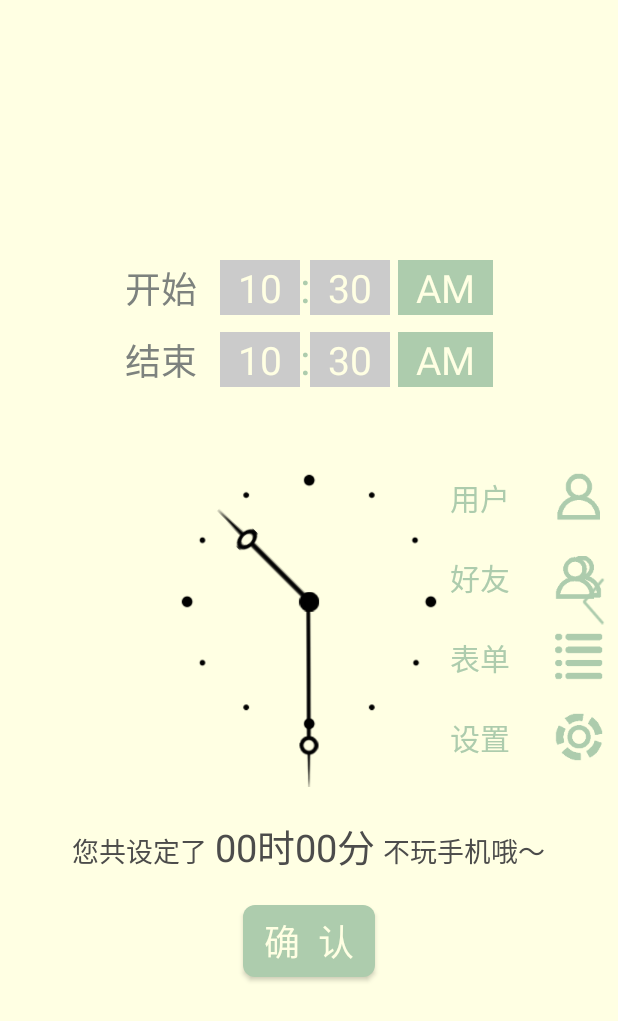
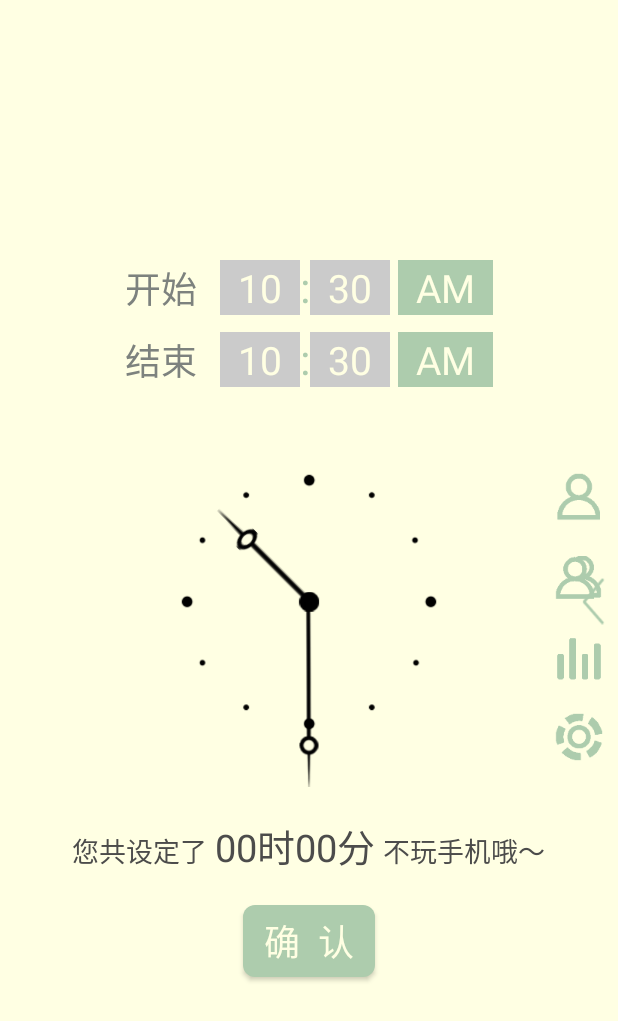
Before and after one commit to YieldNull/Timeby, an Android app: the screen it shows after launch (MainActivity), with the side drawer open, on a phone screen of 412 x 824 dp. Shown: the top 1021 px of the screen. Run offline under Robolectric (Android 15) with nearby library versions, the phone set to English and light mode, and no system bars.

Commit message:
fix bug on drawerLayout

```diff
--- a/app/src/main/java/com/nectar/timeby/gui/MainActivity.java
+++ b/app/src/main/java/com/nectar/timeby/gui/MainActivity.java
@@ -1,10 +1,10 @@
 package com.nectar.timeby.gui;
 
+import android.app.Fragment;
+import android.app.FragmentManager;
+import android.app.FragmentTransaction;
 import android.content.Intent;
 import android.graphics.Color;
-import android.support.v4.app.Fragment;
-import android.support.v4.app.FragmentManager;
-import android.support.v4.app.FragmentTransaction;
 import android.os.Bundle;
 import android.support.v4.widget.DrawerLayout;
 import android.support.v4.widget.ViewDragHelper;
@@ -12,8 +12,6 @@ import android.support.v7.app.AppCompatActivity;
 import android.util.Log;
 import android.view.Gravity;
 import android.view.View;
-import android.view.Window;
-
 import com.nectar.timeby.R;
 import com.nectar.timeby.gui.fragment.DrawerFragment;
 import com.nectar.timeby.gui.fragment.LoginFragment;
@@ -46,6 +44,9 @@ public class MainActivity extends AppCompatActivity
 
         mDrawerLayout = (DrawerLayout) findViewById(R.id.drawer_layout);
 
+        Log.i(TAG, "Main Activity Create");
+        Log.i(TAG, "trying to start notify service");
+
         //开启Service
         Intent theIntent = new Intent(this, NotifyService.class);
         theIntent.addFlags(Intent.FLAG_ACTIVITY_NEW_TASK);
@@ -59,19 +60,27 @@ public class MainActivity extends AppCompatActivity
         //将Fragment栈弹栈，到栈底之后结束Activity
         int count = mFragmentManager.getBackStackEntryCount();
         Log.i(TAG, count + "");
+
         if (count == 1) {
             finish();
+            return;
         } else {
             mFragmentManager.popBackStack();
-            try {
-                mDrawerStatusChangedListener = (OnDrawerStatusChangedListener)
-                        mFragmentManager.getBackStackEntryAt(count - 1);
-            } catch (ClassCastException e) {
-                mDrawerStatusChangedListener = null;
-            }
         }
+
+        String fragmentTag = mFragmentManager.getBackStackEntryAt(
+                count - 2).getName();
+        try {
+            mDrawerStatusChangedListener = (OnDrawerStatusChangedListener) mFragmentManager
+                    .findFragmentByTag(fragmentTag);
+        } catch (ClassCastException e) {
+            mDrawerStatusChangedListener = null;
+        }
+
+        Log.i(TAG, "" + (mDrawerStatusChangedListener == null));
+        if (mDrawerStatusChangedListener != null)
+            mDrawerStatusChangedListener.onDrawerClosed();
     }
-
 
     /**
      * 初始化抽屉
@@ -144,7 +153,7 @@ public class MainActivity extends AppCompatActivity
         }
 
         String backStackName = fragment.getClass().getName();
-        mFragmentManager = getSupportFragmentManager();
+        mFragmentManager = getFragmentManager();
         boolean fragmentPopped = mFragmentManager.popBackStackImmediate(backStackName, 0);
         if (!fragmentPopped) {
             FragmentTransaction transaction = mFragmentManager.beginTransaction();
--- a/app/src/main/java/com/nectar/timeby/gui/fragment/DrawerFragment.java
+++ b/app/src/main/java/com/nectar/timeby/gui/fragment/DrawerFragment.java
@@ -101,10 +101,10 @@ public class DrawerFragment extends Fragment {
 
     public List<DrawerListItem> initListView() {
         List<DrawerListItem> itemList = new ArrayList<DrawerListItem>();
-        DrawerListItem item1 = new DrawerListItem(R.drawable.icn_drawer_user, "用户");
-        DrawerListItem item2 = new DrawerListItem(R.drawable.icn_drawer_freinds, "好友");
-        DrawerListItem item3 = new DrawerListItem(R.drawable.icn_drawer_report, "表单");
-        DrawerListItem item4 = new DrawerListItem(R.drawable.icn_drawer_setting, "设置");
+        DrawerListItem item1 = new DrawerListItem(R.drawable.icn_drawer_user, "");
+        DrawerListItem item2 = new DrawerListItem(R.drawable.icn_drawer_freinds, "");
+        DrawerListItem item3 = new DrawerListItem(R.drawable.icn_drawer_report, "");
+        DrawerListItem item4 = new DrawerListItem(R.drawable.icn_drawer_setting, "");
         itemList.add(item1);
         itemList.add(item2);
         itemList.add(item3);
--- a/app/src/main/java/com/nectar/timeby/gui/fragment/LoginFragment.java
+++ b/app/src/main/java/com/nectar/timeby/gui/fragment/LoginFragment.java
@@ -1,8 +1,8 @@
 package com.nectar.timeby.gui.fragment;
 
 import android.app.Activity;
+import android.app.Fragment;
 import android.os.Bundle;
-import android.support.v4.app.Fragment;
 import android.text.Editable;
 import android.text.TextWatcher;
 import android.view.LayoutInflater;
--- a/app/src/main/java/com/nectar/timeby/gui/fragment/MainFragment.java
+++ b/app/src/main/java/com/nectar/timeby/gui/fragment/MainFragment.java
@@ -1,6 +1,7 @@
 package com.nectar.timeby.gui.fragment;
 
 import android.app.Activity;
+import android.app.Fragment;
 import android.content.Context;
 import android.graphics.Bitmap;
 import android.graphics.BitmapFactory;
@@ -8,7 +9,6 @@ import android.graphics.Canvas;
 import android.graphics.Matrix;
 import android.graphics.Paint;
 import android.os.Bundle;
-import android.support.v4.app.Fragment;
 import android.util.Log;
 import android.view.LayoutInflater;
 import android.view.MotionEvent;
@@ -59,6 +59,7 @@ public class MainFragment extends Fragment
 
     @Override
     public void onDrawerClosed() {
+
         mDrawerToggle.setVisibility(View.VISIBLE);
     }
 
@@ -108,7 +109,6 @@ public class MainFragment extends Fragment
         initClockWidget();
         return rootView;
     }
-
 
     @Override
     public void onDetach() {
--- a/app/src/main/java/com/nectar/timeby/gui/fragment/RegisterFragment.java
+++ b/app/src/main/java/com/nectar/timeby/gui/fragment/RegisterFragment.java
@@ -1,8 +1,8 @@
 package com.nectar.timeby.gui.fragment;
 
 import android.app.Activity;
+import android.app.Fragment;
 import android.os.Bundle;
-import android.support.v4.app.Fragment;
 import android.text.Editable;
 import android.text.TextWatcher;
 import android.util.Log;
--- a/app/src/main/java/com/nectar/timeby/gui/fragment/UserFragment.java
+++ b/app/src/main/java/com/nectar/timeby/gui/fragment/UserFragment.java
@@ -1,9 +1,8 @@
 package com.nectar.timeby.gui.fragment;
 
 import android.app.Activity;
+import android.app.Fragment;
 import android.os.Bundle;
-import android.support.annotation.Nullable;
-import android.support.v4.app.Fragment;
 import android.view.LayoutInflater;
 import android.view.View;
 import android.view.ViewGroup;
--- a/app/src/main/java/com/nectar/timeby/gui/fragment/VerifyPhoneFragment.java
+++ b/app/src/main/java/com/nectar/timeby/gui/fragment/VerifyPhoneFragment.java
@@ -1,11 +1,11 @@
 package com.nectar.timeby.gui.fragment;
 
 import android.app.Activity;
+import android.app.Fragment;
 import android.graphics.drawable.Drawable;
 import android.os.Bundle;
 import android.os.Handler;
 import android.os.Message;
-import android.support.v4.app.Fragment;
 import android.util.Log;
 import android.view.LayoutInflater;
 import android.view.View;
--- a/app/src/main/java/com/nectar/timeby/service/ScreenOnReceiver.java
+++ b/app/src/main/java/com/nectar/timeby/service/ScreenOnReceiver.java
@@ -19,6 +19,7 @@ public class ScreenOnReceiver extends BroadcastReceiver {
 
 
     public ScreenOnReceiver() {
+        Log.i(TAG, "screenOn receiver created");
     }
 
     @Override
```
Also changed, not shown: app/src/main/java/com/nectar/timeby/service/NotifyService.java (+7 -3 lines), app/src/main/res/drawable-xxxhdpi/icn_drawer_report.png.
